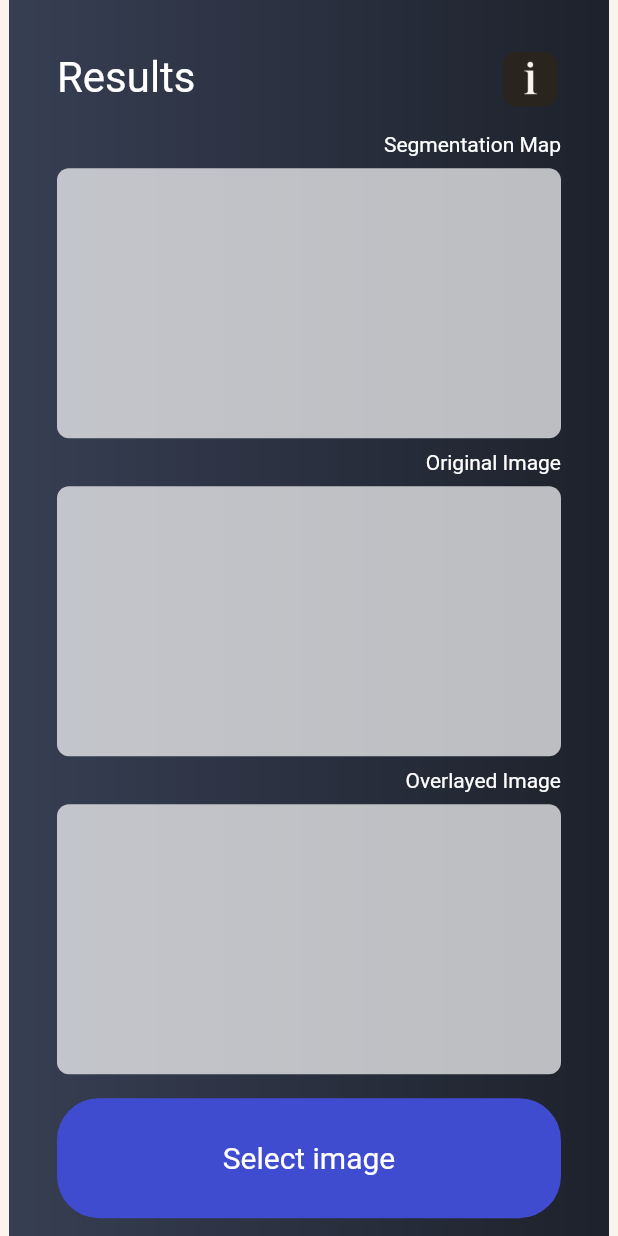
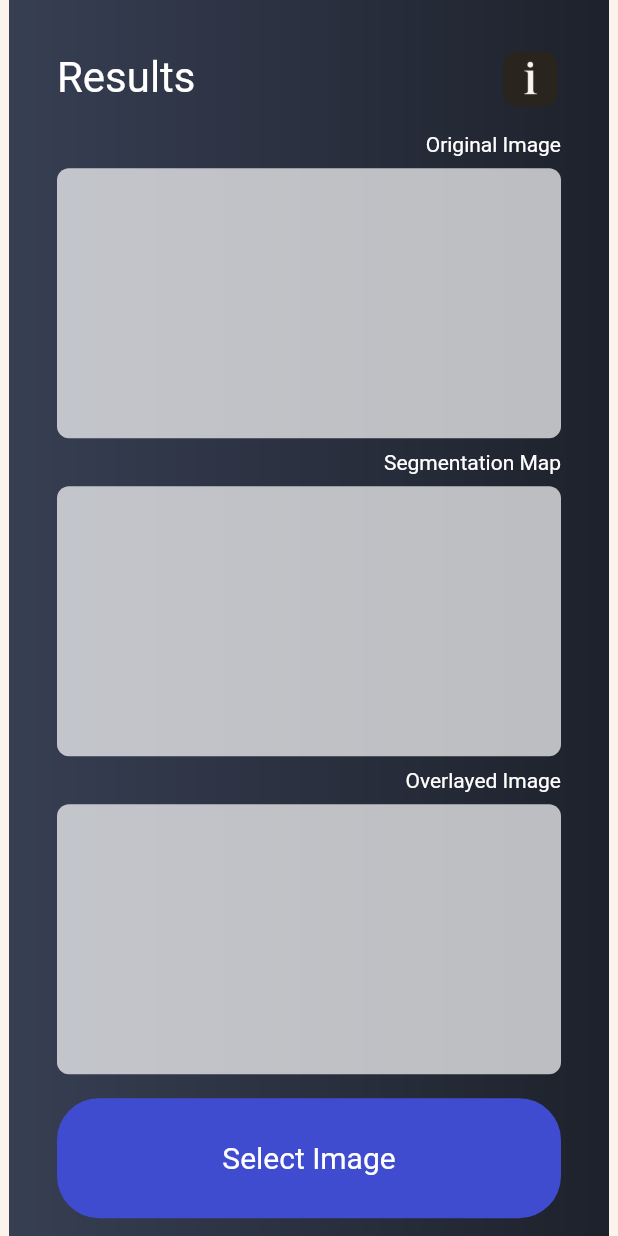
Before and after one commit to realdanielalexander/semantic-segmentation, a Flutter app: the ResultPage screen opened directly with empty values, on a phone screen of 412 x 824 dp. Run offline on Flutter 3.47's test engine with Material 2 defaults, Android fonts, the light colour scheme and no system bars; drawn by our look-alikes of modal_progress_hud_nsn; our stand-ins replace dio, file_picker, image_picker, rxdart; missing offline and left inert: dart:html.

Commit message:
Switch labels

```diff
--- a/lib/result_page.dart
+++ b/lib/result_page.dart
@@ -249,7 +249,7 @@ class _ResultPageState extends State<ResultPage> {
                             Column(
                               crossAxisAlignment: CrossAxisAlignment.end,
                               children: [
-                                Text('Segmentation Map', style: TextStyle(
+                                Text('Original Image', style: TextStyle(
                                     color: Colors.white
                                 )),
                                 SizedBox(height: 8),
@@ -263,7 +263,7 @@ class _ResultPageState extends State<ResultPage> {
                                 ),
                                 SizedBox(height: 8),
 
-                                Text('Original Image', style: TextStyle(
+                                Text('Segmentation Map', style: TextStyle(
                                     color: Colors.white
                                 )),
                                 SizedBox(height: 8),
@@ -315,7 +315,7 @@ class _ResultPageState extends State<ResultPage> {
                                       color: Color(0xFF404CD0),
                                       borderRadius: BorderRadius.circular(28.0),
                                     ),
-                                    child: Text('Select image', style: TextStyle(
+                                    child: Text('Select Image', style: TextStyle(
                                         fontSize: 20.0,
                                         color: Colors.white
                                     )),
```
